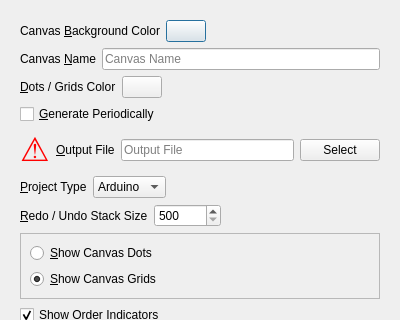
Before: the Qt Designer form UI/glitch-canvas-settings.ui in textbrowser/glitch, drawn with Qt 5; both pictures show x 0 to 400 and y 0 to 320 of the 400 by 600 pixel window.
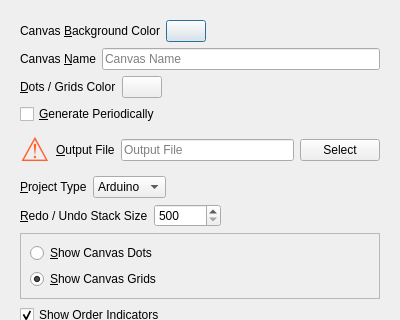
After: the same form once the commit is applied. Icons and pictures are not drawn.

Patch:
```diff
--- a/UI/glitch-canvas-settings.ui
+++ b/UI/glitch-canvas-settings.ui
@@ -154,7 +154,7 @@
             <string>Please complete the Output File field!</string>
            </property>
            <property name="styleSheet">
-            <string notr="true">QLabel {color: red;}</string>
+            <string notr="true">QWidget {color: #ff612f;}</string>
            </property>
            <property name="text">
             <string>&lt;html&gt;&amp;#9888;&lt;/html&gt;</string>
```
